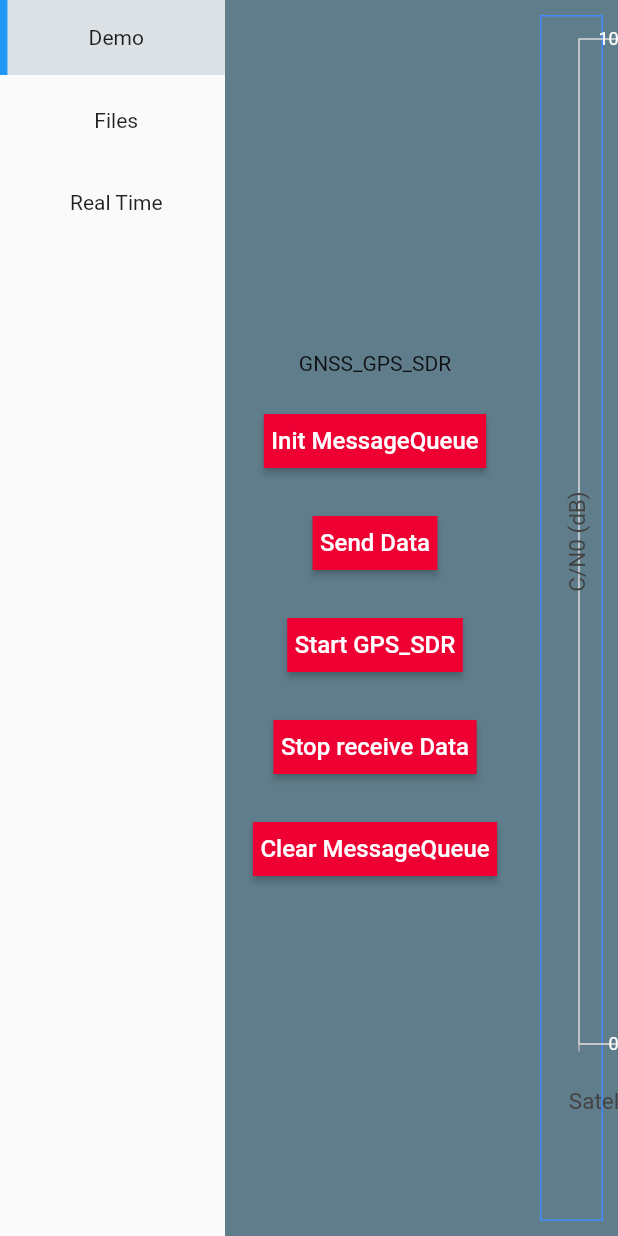
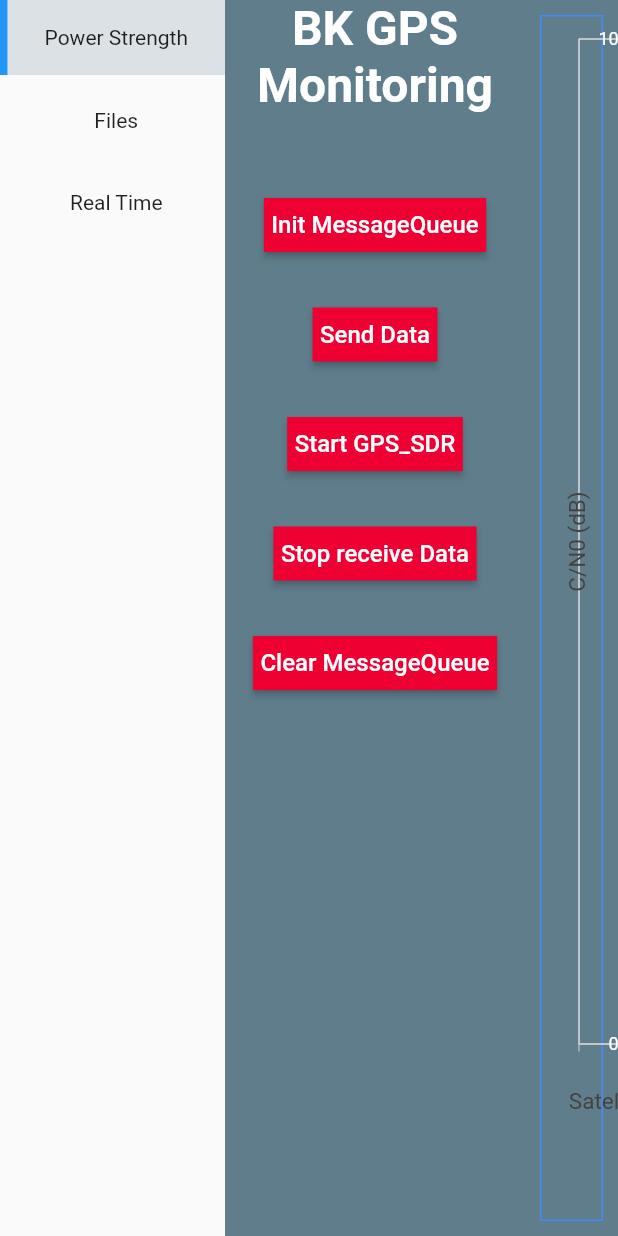
Before and after one commit to tronghaiit2/gnss_sdr_linux_application, a Flutter app: the screen it shows after launch, on a phone screen of 412 x 824 dp. Run offline on Flutter 3.47's test engine with Material 2 defaults, Android fonts, the phone set to English and light mode, and no system bars; our stand-ins replace flutter_spinkit, syncfusion_flutter_charts; missing offline and left inert: new_linux_plugin, window_manager.

Commit message:
first release v1.0.0 Nov 29 2022

```diff
--- a/lib/route.dart
+++ b/lib/route.dart
@@ -1,6 +1,6 @@
 /*This file contains all the routes for this application.*/
 import 'package:flutter/material.dart';
-import 'package:bk_gps_monitoring/ui/common_widgets/provider/PowerStrengthProvider.dart';
+import 'package:bk_gps_monitoring/provider/PowerStrengthProvider.dart';
 import 'package:bk_gps_monitoring/ui/home/Home.dart';
 import 'package:bk_gps_monitoring/ui/home/VerticalTabBar.dart';
 import 'package:provider/provider.dart';
@@ -21,7 +21,7 @@ class Routes {
         providers: [
           ChangeNotifierProvider(create: (_) => PowerStrengthProvider()
           ),
-        ], child: VerticalTabBar(),
+        ], child: const VerticalTabBar(),
     )
     // history: (BuildContext context) => History(),
   };
--- a/lib/ui/home/VerticalTabBar.dart
+++ b/lib/ui/home/VerticalTabBar.dart
@@ -1,5 +1,5 @@
 import 'package:flutter/material.dart';
-import 'package:bk_gps_monitoring/ui/common_widgets/provider/PowerStrengthProvider.dart';
+import 'package:bk_gps_monitoring/provider/PowerStrengthProvider.dart';
 import 'package:bk_gps_monitoring/ui/home/local_widgets/Demo.dart';
 import 'package:bk_gps_monitoring/ui/home/local_widgets/PowerStrengthChart.dart';
 import 'package:provider/provider.dart';
@@ -17,7 +17,7 @@ class _VerticalTabBarState extends State<VerticalTabBar> {
   int pageCount = 3;
 
   static const List<String> screenTitles = [
-    "Demo",
+    "Power Strength",
     "Files",
     "Real Time",
   ];
--- a/lib/ui/home/local_widgets/Demo.dart
+++ b/lib/ui/home/local_widgets/Demo.dart
@@ -2,7 +2,7 @@ import 'package:flutter/material.dart';
 import 'package:provider/provider.dart';
 
 import 'package:bk_gps_monitoring/ui/home/local_widgets/PowerStrengthChart.dart';
-import 'package:bk_gps_monitoring/ui/common_widgets/provider/PowerStrengthProvider.dart';
+import 'package:bk_gps_monitoring/provider/PowerStrengthProvider.dart';
 
 class Demo extends StatefulWidget {
   Demo({Key? key}) : super(key: key);
--- a/lib/ui/home/local_widgets/PowerStrengthChart.dart
+++ b/lib/ui/home/local_widgets/PowerStrengthChart.dart
@@ -5,7 +5,7 @@ import 'package:flutter/foundation.dart';
 import 'package:flutter/material.dart';
 import 'package:flutter/services.dart';
 import 'package:flutter_spinkit/flutter_spinkit.dart';
-import 'package:bk_gps_monitoring/ui/common_widgets/provider/PowerStrengthProvider.dart';
+import 'package:bk_gps_monitoring/provider/PowerStrengthProvider.dart';
 import 'package:bk_gps_monitoring/utils/ColorConstant.dart';
 import 'package:new_linux_plugin/new_linux_plugin.dart';
 import 'package:bk_gps_monitoring/ui/common_widgets/Buttons.dart';
@@ -53,7 +53,7 @@ class _PowerStrengthChartState extends State<PowerStrengthChart> {
   void didChangeDependencies() {
     _powerStrengthProvider = Provider.of(context);
     if(!_init) {
-      Future.delayed(Duration(seconds: 2), () async {
+      Future.delayed(const Duration(seconds: 1), () async {
         _powerStrengthProvider.initData();
         _powerStrengthProvider.updateValue({});
         _init = true;
@@ -183,17 +183,19 @@ class _PowerStrengthChartState extends State<PowerStrengthChart> {
             SizedBox(
               width: 200,
               child: Column(
-                mainAxisAlignment: MainAxisAlignment.center,
+                mainAxisAlignment: MainAxisAlignment.start,
                 children: <Widget>[
                   const Text(
-                    'GNSS_GPS_SDR',
+                    'BK GPS Monitoring',
+                    textAlign: TextAlign.center,
+                    style: TextStyle(color: Colors.white, fontSize: 32, fontWeight: FontWeight.bold),
                   ),
-                  SizedBox(height: 20,),
+                  SizedBox(height: 50,),
                   confirmButton("Init MessageQueue", (){
                     _initMessageQueue();
                     messageQueueAvailable = true;
                   }),
-                  SizedBox(height: 20,),
+                  SizedBox(height: 25,),
                   confirmButton("Send Data", () async {
                     if(loop) {
                       showWarningDialog("Please waiting for end of data before", context);
@@ -209,7 +211,7 @@ class _PowerStrengthChartState extends State<PowerStrengthChart> {
                       }
                     }
                   }),
-                  SizedBox(height: 20,),
+                  SizedBox(height: 25,),
                   confirmButton("Start GPS_SDR", (){
                       if(loop) {
                       showWarningDialog("Please waiting for end of Message Queue, then start again", context);
@@ -243,13 +245,13 @@ class _PowerStrengthChartState extends State<PowerStrengthChart> {
                     }
                     }
                   }),
-                  SizedBox(height: 20,),
+                  SizedBox(height: 25,),
                   confirmButton("Stop receive Data", () async {
                     isSending = false;
                     loop = false;
                     // await _endData();
                   }),
-                  SizedBox(height: 20,),
+                  SizedBox(height: 25,),
                   confirmButton("Clear MessageQueue", (){
                     if(loop) {
                       showWarningDialog("Please waiting for end of Message Queue, then clear queue", context);
```
Also changed, not shown: lib/main.dart (+14 -20 lines), lib/splash_screen.dart (+8 -12 lines), lib/provider/PowerStrengthProvider.dart (renamed from lib/ui/common_widgets/provider/PowerStrengthProvider.dart), 9 other files.
